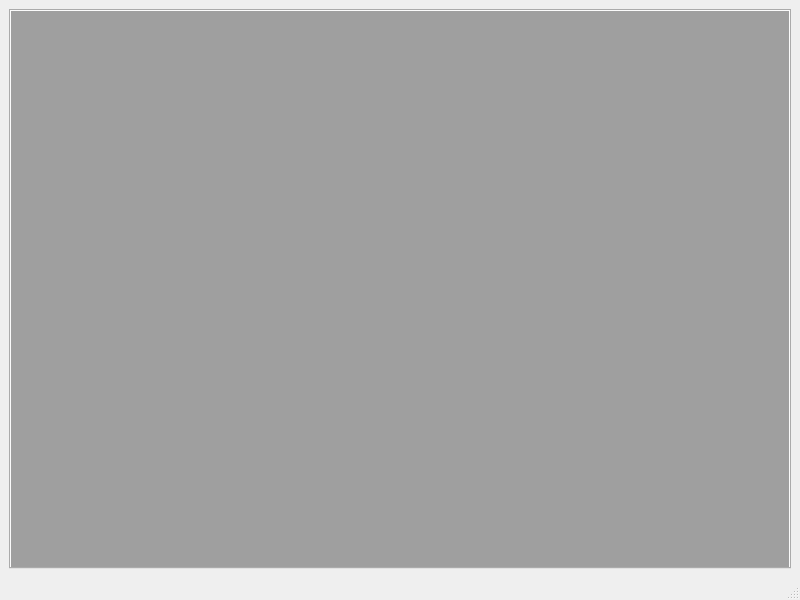
The window that qt-rtsp-client/mainwindow.ui (BlueBird-0/qt-rtsp-client) describes before a commit, drawn with Qt 5.
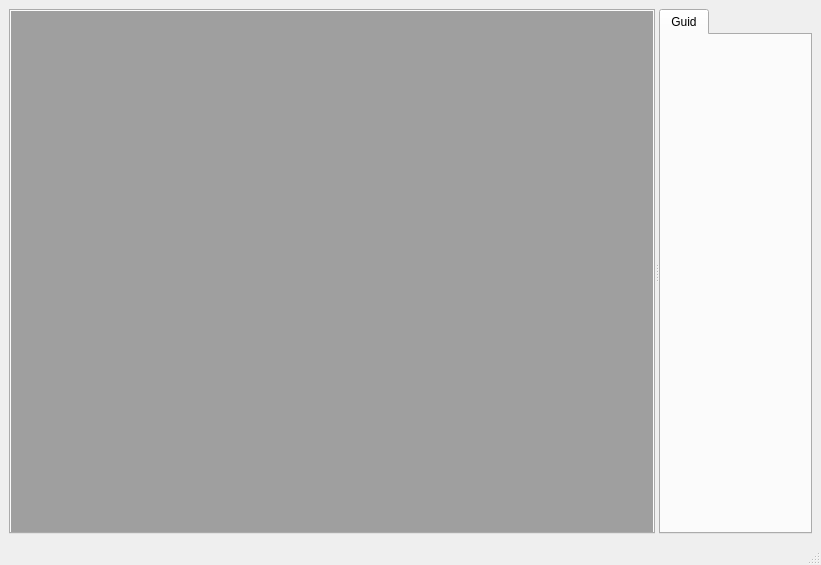
The same window after the commit. Icons and pictures are not drawn.

The edit to the form file:
```diff
--- a/qt-rtsp-client/mainwindow.ui
+++ b/qt-rtsp-client/mainwindow.ui
@@ -6,8 +6,8 @@
    <rect>
     <x>0</x>
     <y>0</y>
-    <width>800</width>
-    <height>600</height>
+    <width>821</width>
+    <height>565</height>
    </rect>
   </property>
   <property name="windowTitle">
@@ -28,7 +28,17 @@
    </property>
    <layout class="QGridLayout" name="gridLayout">
     <item row="0" column="0">
+     <widget class="QSplitter" name="splitter">
+      <property name="orientation">
+       <enum>Qt::Horizontal</enum>
+      </property>
      <widget class="QTabWidget" name="mainTabWidget">
+       <property name="sizePolicy">
+        <sizepolicy hsizetype="Expanding" vsizetype="Expanding">
+         <horstretch>0</horstretch>
+         <verstretch>0</verstretch>
+        </sizepolicy>
+       </property>
       <property name="currentIndex">
        <number>0</number>
       </property>
@@ -76,7 +86,10 @@
         <item row="0" column="0">
          <layout class="QGridLayout" name="gridLayout_4">
           <property name="sizeConstraint">
-           <enum>QLayout::SizeConstraint::SetDefaultConstraint</enum>
+            <enum>QLayout::SetDefaultConstraint</enum>
+           </property>
+           <property name="rightMargin">
+            <number>0</number>
           </property>
           <property name="spacing">
            <number>0</number>
@@ -99,11 +112,56 @@
              <enum>Qt::ScrollBarPolicy::ScrollBarAsNeeded</enum>
             </property>
             <property name="sizeAdjustPolicy">
-             <enum>QAbstractScrollArea::SizeAdjustPolicy::AdjustToContentsOnFirstShow</enum>
+              <enum>QAbstractScrollArea::AdjustIgnored</enum>
             </property>
             <property name="activationOrder">
-             <enum>QMdiArea::WindowOrder::ActivationHistoryOrder</enum>
-            </property>
+              <enum>QMdiArea::CreationOrder</enum>
+             </property>
+            </widget>
+           </item>
+          </layout>
+         </item>
+        </layout>
+       </widget>
+      </widget>
+      <widget class="QWidget" name="widget_2" native="true">
+       <property name="sizePolicy">
+        <sizepolicy hsizetype="Fixed" vsizetype="Preferred">
+         <horstretch>0</horstretch>
+         <verstretch>0</verstretch>
+        </sizepolicy>
+       </property>
+       <property name="maximumSize">
+        <size>
+         <width>16777215</width>
+         <height>16777215</height>
+        </size>
+       </property>
+       <layout class="QHBoxLayout" name="horizontalLayout">
+        <property name="leftMargin">
+         <number>0</number>
+        </property>
+        <property name="topMargin">
+         <number>0</number>
+        </property>
+        <property name="rightMargin">
+         <number>0</number>
+        </property>
+        <property name="bottomMargin">
+         <number>0</number>
+        </property>
+        <item>
+         <layout class="QHBoxLayout" name="horizontalLayout_2">
+          <property name="leftMargin">
+           <number>0</number>
+          </property>
+          <item>
+           <widget class="QTabWidget" name="tabWidget">
+            <widget class="QWidget" name="Guid">
+             <attribute name="title">
+              <string>Guid</string>
+             </attribute>
+            </widget>
            </widget>
           </item>
          </layout>
```
Left out of the diff: 13 changed lines with no effect on the pictures. Lines whose indentation alone changed are shown as unchanged.
